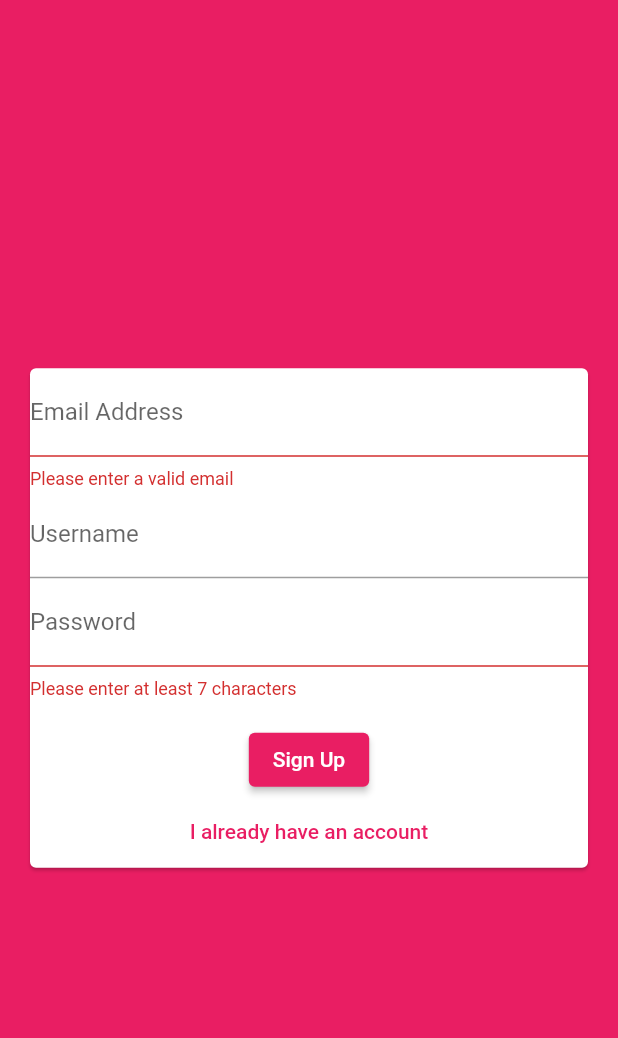
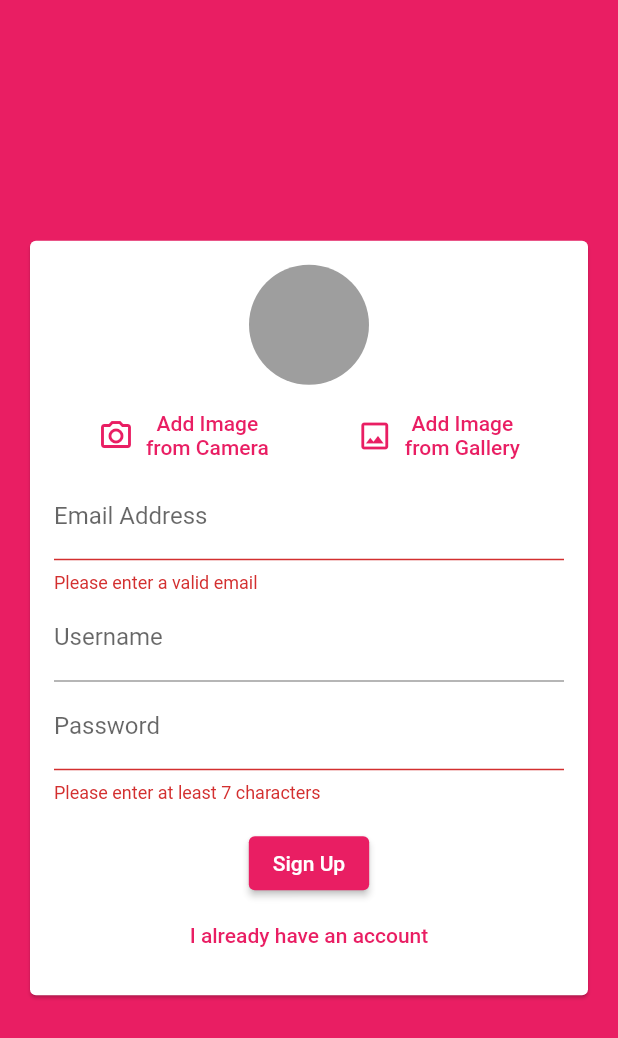
Before and after one commit to HassanSobhy/chat-app, a Flutter app: the screen it shows after launch, after a tap on "Login", after a tap on "Create a new account", on a phone screen of 412 x 824 dp. Shown: the top 1038 px of the screen. Run offline on Flutter 3.47's test engine with Material 2 defaults, Android fonts, the phone set to English and light mode, and no system bars; our stand-ins replace cloud_firestore, firebase_auth, firebase_core, firebase_storage, image_picker; accounts and stored records are empty.

```diff
--- a/lib/screens/auth_screen.dart
+++ b/lib/screens/auth_screen.dart
@@ -1,6 +1,9 @@
+import 'dart:io';
+
 import 'package:chat_app/screens/chat_screen.dart';
 import 'package:cloud_firestore/cloud_firestore.dart';
 import 'package:firebase_auth/firebase_auth.dart';
+import 'package:firebase_storage/firebase_storage.dart';
 import 'package:flutter/material.dart';
 
 import '../widgets/Auth/auth_form.dart';
@@ -24,7 +27,7 @@ class _AuthScreenState extends State<AuthScreen> {
   }
 
   void _submitAuthForm(BuildContext context, String email, String password,
-      String username, bool isLogin) async {
+      String username, File image, bool isLogin) async {
     UserCredential userCredential;
     try {
       setState(() {
@@ -36,6 +39,11 @@ class _AuthScreenState extends State<AuthScreen> {
       } else {
         userCredential = await _auth.createUserWithEmailAndPassword(
             email: email, password: password);
+
+        Reference ref =  FirebaseStorage.instance.ref().child("user_image").child(userCredential.user.uid + ".jpg");
+        await ref.putFile(image);
+        String imageUrl = await ref.getDownloadURL();
+
         await FirebaseFirestore.instance
             .collection("users")
             .doc(userCredential.user.uid)
@@ -43,6 +51,7 @@ class _AuthScreenState extends State<AuthScreen> {
           "email": email,
           "username": username,
           "password": password,
+          "image_url" : imageUrl
         });
       }
     } on FirebaseAuthException catch (e) {
--- a/lib/widgets/Auth/auth_form.dart
+++ b/lib/widgets/Auth/auth_form.dart
@@ -1,4 +1,10 @@
+import 'dart:io';
+
+import 'package:flutter/cupertino.dart';
 import 'package:flutter/material.dart';
+
+import '../pickers/user_image_picker.dart';
+
 
 class AuthForm extends StatefulWidget {
   final bool _isLoading;
@@ -7,6 +13,7 @@ class AuthForm extends StatefulWidget {
     String email,
     String password,
     String username,
+    File image,
     bool isLogin,
   ) _submitFnc;
 
@@ -22,6 +29,7 @@ class _AuthFormState extends State<AuthForm> {
   String _email = "";
   String _password = "";
   String _username = "";
+  File _userImageFile;
 
   @override
   Widget build(BuildContext context) {
@@ -29,11 +37,13 @@ class _AuthFormState extends State<AuthForm> {
       child: Card(
         margin: EdgeInsets.all(20),
         child: SingleChildScrollView(
+          padding: EdgeInsets.all(16),
           child: Form(
             key: _formKey,
             child: Column(
               mainAxisSize: MainAxisSize.min,
               children: [
+                if(!_isLogin) UserImagePicker(_pickedImage),
                 buildEmailField(),
                 if (!_isLogin) buildUserNameField(),
                 buildPasswordField(),
@@ -107,13 +117,31 @@ class _AuthFormState extends State<AuthForm> {
 
 ///////////Helper Method//////////////
 
+
+  void _pickedImage(File pickedImage){
+    _userImageFile = pickedImage;
+  }
+
   void _submit() {
     bool _isValid = _formKey.currentState.validate();
     FocusScope.of(context).unfocus();
+
+    if(!_isLogin &&_userImageFile ==null){
+      buildSnackBar();
+      return;
+    }
+
     if (_isValid) {
       _formKey.currentState.save();
-      widget._submitFnc(context, _email, _password, _username, _isLogin);
+      widget._submitFnc(context, _email, _password, _username,_userImageFile, _isLogin);
     }
+  }
+
+  void buildSnackBar() {
+    ScaffoldMessenger.of(context).showSnackBar(SnackBar(
+      content: Text("Please pick an image"),
+      backgroundColor: Theme.of(context).errorColor,
+    ));
   }
 
   String validatePassword(val) {
--- /dev/null
+++ b/lib/widgets/pickers/user_image_picker.dart
@@ -0,0 +1,64 @@
+import 'dart:io';
+
+import 'package:flutter/material.dart';
+import 'package:image_picker/image_picker.dart';
+
+class UserImagePicker extends StatefulWidget {
+  final void Function(File pickedImage) imagePickFn;
+
+  UserImagePicker(this.imagePickFn);
+
+  @override
+  _UserImagePickerState createState() => _UserImagePickerState();
+}
+
+class _UserImagePickerState extends State<UserImagePicker> {
+  File _pickedImage;
+  final ImagePicker _picker = ImagePicker();
+
+  void _pickImage(ImageSource imageSource) async {
+    final pickedImageFile = await _picker.getImage(source: imageSource,maxWidth: 150,imageQuality: 50);
+    if (pickedImageFile != null) {
+      setState(() {
+        _pickedImage = File(pickedImageFile.path);
+      });
+      widget.imagePickFn(_pickedImage);
+    }
+  }
+
+  @override
+  Widget build(BuildContext context) {
+    return Column(
+      children: [
+        CircleAvatar(
+          radius: 40,
+          backgroundColor: Colors.grey,
+          backgroundImage:
+              _pickedImage != null ? FileImage(_pickedImage) : null,
+        ),
+        SizedBox(
+          height: 10,
+        ),
+        Row(
+          mainAxisAlignment: MainAxisAlignment.spaceAround,
+          children: [
+            TextButton.icon(
+                onPressed: () => _pickImage(ImageSource.camera),
+                icon: Icon(Icons.photo_camera_outlined),
+                label: Text(
+                  "Add Image\nfrom Camera",
+                  textAlign: TextAlign.center,
+                )),
+            TextButton.icon(
+                onPressed: () => _pickImage(ImageSource.gallery),
+                icon: Icon(Icons.image_outlined),
+                label: Text(
+                  "Add Image\nfrom Gallery",
+                  textAlign: TextAlign.center,
+                )),
+          ],
+        )
+      ],
+    );
+  }
+}
--- a/pubspec.yaml
+++ b/pubspec.yaml
@@ -26,6 +26,8 @@ dependencies:
   firebase_core: "^0.7.0"
   cloud_firestore: "^0.16.0+1"
   firebase_auth: "^0.20.1"
+  image_picker:
+  firebase_storage: "^7.0.0"
 
   # The following adds the Cupertino Icons font to your application.
   # Use with the CupertinoIcons class for iOS style icons.
```
Also changed, not shown: lib/screens/chat_screen.dart (+12 -35 lines), lib/widgets/chat/message_bubble.dart (added, +76 -0 lines), lib/widgets/chat/messages.dart (added, +46 -0 lines), lib/widgets/chat/new_message.dart (added, +61 -0 lines), lib/widgets/aaa.dart (deleted), pubspec.lock.
